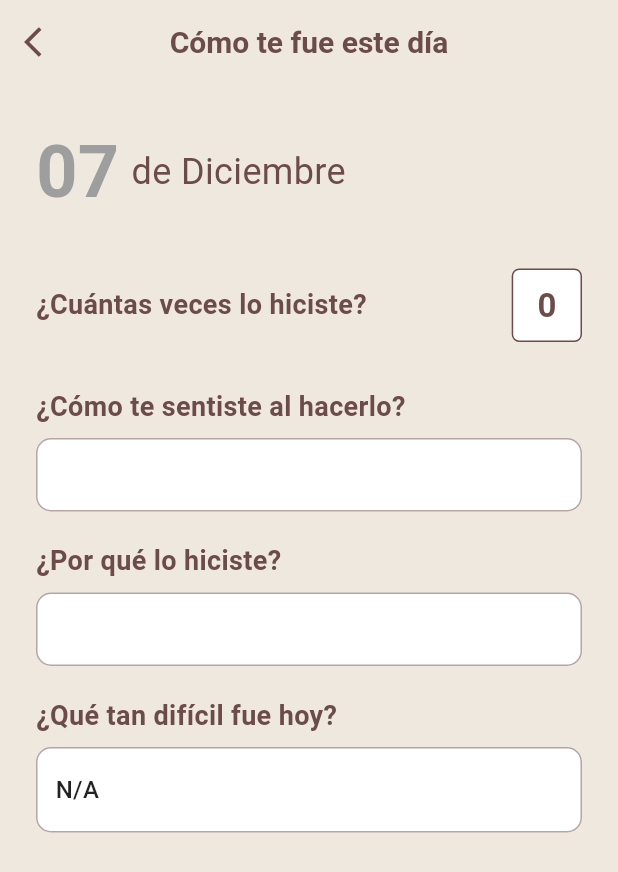
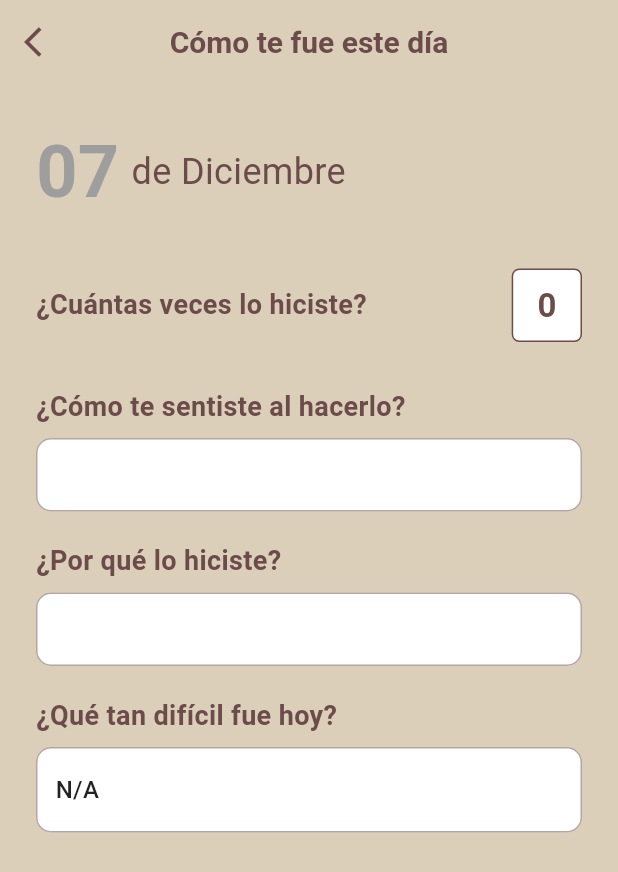
Before and after one commit to Toad24F/Jardin_frontend, a Flutter app: the DailyLogDetailScreen screen opened directly with empty values, on a phone screen of 412 x 824 dp. Shown: the top 872 px of the screen. Run offline on Flutter 3.47's test engine with Material 3 defaults, Android fonts, the phone set to English and light mode, and no system bars; our stand-ins replace dio, flutter_riverpod, shared_preferences, table_calendar; accounts and stored records are empty; network calls fail.

Commit message:
refactor: Corrige el nombre del paquete y unifica el color de fondo
Se realizan ajustes menores para mejorar la consistencia del proyecto:

*   **`pubspec.yaml`**: Se cambia el nombre del paquete de `Jardin de los habitos` a `Jardin_de_los_habitos` para seguir las convenciones de nomenclatura y evitar espacios.
*   **Interfaz de Usuario**: Se actualiza el color de fondo (`lightBackgroundColor`) en las pantallas `calendar_screen` y `daily_log_detail_screen` a `0xFFDBCFB9` para mantener una apariencia visual coherente en toda la aplicación.

```diff
--- a/lib/screens/calendar_screen.dart
+++ b/lib/screens/calendar_screen.dart
@@ -10,7 +10,7 @@ import 'daily_log_detail_screen.dart'; // Importar la nueva pantalla de detalle
 
 // Colores y Estilos
 const Color primaryColor = Color(0xFF6C4B4B);
-const Color lightBackgroundColor = Color(0xFFEFE8DE);
+const Color lightBackgroundColor = Color(0xFFDBCFB9);
 const Color accentGreen = Color(0xFF7D9C68);
 const Color successColor = Color(0xFF7D9C68); // Verde (Estado 3)
 const Color warningColor = Color(0xFFFFC107); // Amarillo (Estado 2)
--- a/lib/screens/daily_log_detail_screen.dart
+++ b/lib/screens/daily_log_detail_screen.dart
@@ -5,7 +5,7 @@ import 'package:intl/intl.dart'; // Importar intl para formatear la fecha
 
 // Definición de colores principales (para consistencia)
 const Color primaryColor = Color(0xFF6C4B4B);
-const Color lightBackgroundColor = Color(0xFFEFE8DE);
+const Color lightBackgroundColor = Color(0xFFDBCFB9);
 const Color inputFillColor = Colors.white;
 
 // Mapeo de Dificultad para mostrar el texto en lugar del número
--- a/pubspec.yaml
+++ b/pubspec.yaml
@@ -1,4 +1,4 @@
-name: Jardin de los habitos
+name: Jardin_de_los_habitos
 description: "nomas."
 # The following line prevents the package from being accidentally published to
 # pub.dev using `flutter pub publish`. This is preferred for private packages.
```
